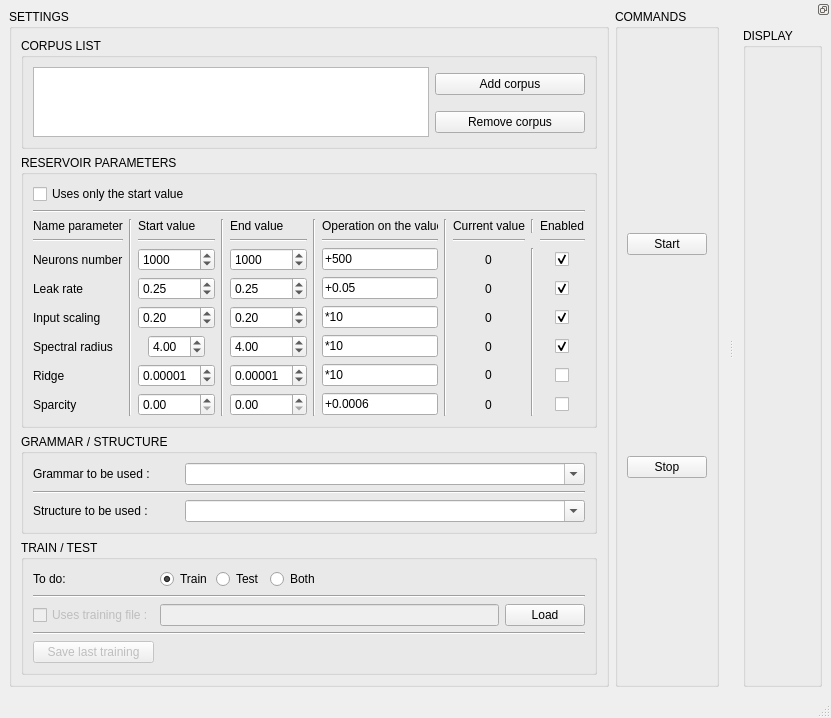
First picture: the form in reservoir/form/interfaceReservoir.ui, repository FlorianLance/neuron-computing-cuda, before the edit.
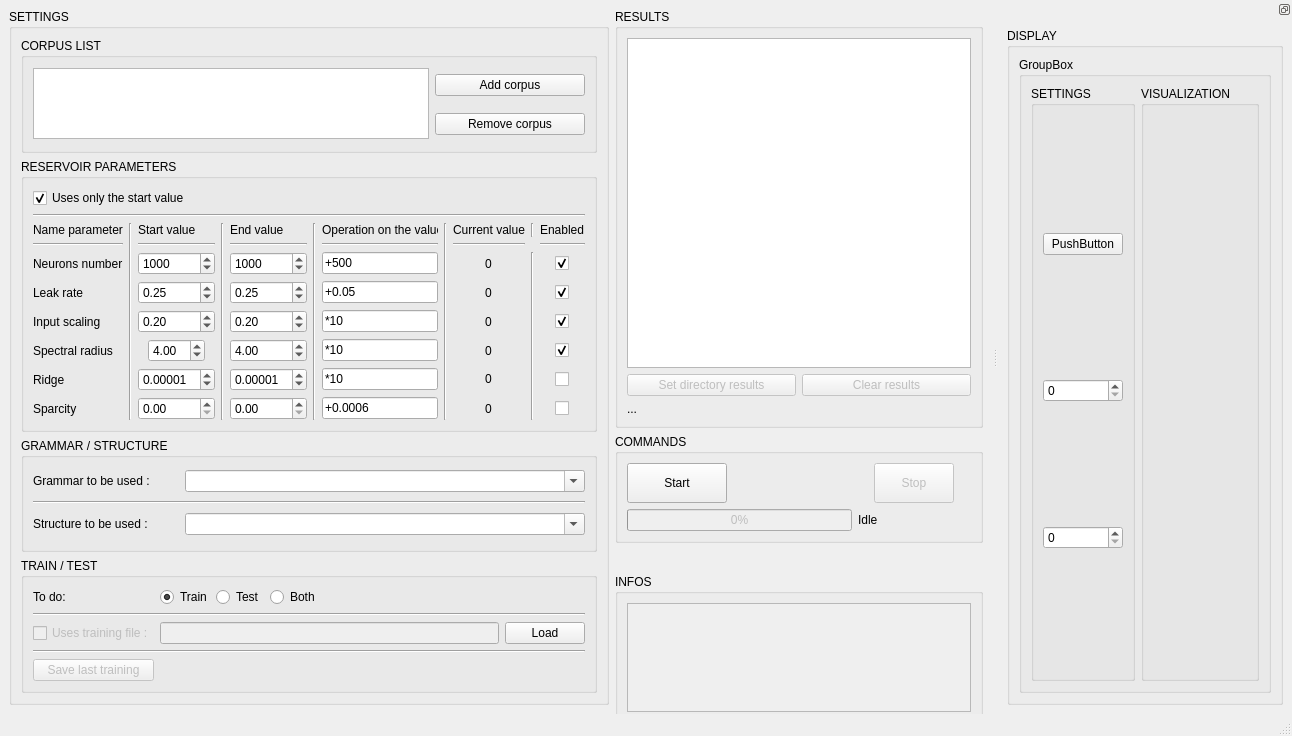
Second picture: the form after the edit.

Patch:
```diff
--- a/reservoir/form/interfaceReservoir.ui
+++ b/reservoir/form/interfaceReservoir.ui
@@ -6,42 +6,162 @@
    <rect>
     <x>0</x>
     <y>0</y>
-    <width>760</width>
-    <height>694</height>
+    <width>1292</width>
+    <height>736</height>
    </rect>
   </property>
   <property name="windowTitle">
    <string>Neurons-Reservoir-Computing-Interface</string>
   </property>
   <widget class="QWidget" name="centralwidget">
-   <layout class="QGridLayout" name="gridLayout_2">
-    <item row="0" column="2">
+   <layout class="QGridLayout" name="gridLayout_2" columnstretch="1,0,0,0">
+    <item row="1" column="2">
      <widget class="QGroupBox" name="groupBox_4">
       <property name="title">
        <string>COMMANDS</string>
       </property>
       <layout class="QGridLayout" name="gridLayout_9">
-       <item row="0" column="1">
+       <item row="0" column="0" colspan="2">
         <widget class="QPushButton" name="pbStart">
+         <property name="minimumSize">
+          <size>
+           <width>0</width>
+           <height>40</height>
+          </size>
+         </property>
+         <property name="maximumSize">
+          <size>
+           <width>100</width>
+           <height>16777215</height>
+          </size>
+         </property>
          <property name="text">
           <string>Start</string>
          </property>
         </widget>
        </item>
-       <item row="1" column="1">
+       <item row="0" column="2" alignment="Qt::AlignHCenter|Qt::AlignVCenter">
         <widget class="QPushButton" name="pbStop">
          <property name="enabled">
-          <bool>true</bool>
+          <bool>false</bool>
+         </property>
+         <property name="minimumSize">
+          <size>
+           <width>0</width>
+           <height>40</height>
+          </size>
+         </property>
+         <property name="maximumSize">
+          <size>
+           <width>100</width>
+           <height>16777215</height>
+          </size>
          </property>
          <property name="text">
           <string>Stop</string>
          </property>
         </widget>
        </item>
+       <item row="1" column="0" colspan="2">
+        <widget class="QProgressBar" name="pbComputing">
+         <property name="enabled">
+          <bool>false</bool>
+         </property>
+         <property name="value">
+          <number>0</number>
+         </property>
+        </widget>
+       </item>
+       <item row="1" column="2">
+        <widget class="QLabel" name="laStateComputing">
+         <property name="text">
+          <string>Idle</string>
+         </property>
+        </widget>
+       </item>
       </layout>
      </widget>
     </item>
-    <item row="0" column="0">
+    <item row="2" column="2">
+     <widget class="QGroupBox" name="groupBox_9">
+      <property name="minimumSize">
+       <size>
+        <width>0</width>
+        <height>150</height>
+       </size>
+      </property>
+      <property name="maximumSize">
+       <size>
+        <width>16777215</width>
+        <height>100</height>
+       </size>
+      </property>
+      <property name="title">
+       <string>INFOS</string>
+      </property>
+      <layout class="QGridLayout" name="gridLayout_14">
+       <item row="0" column="0">
+        <widget class="QTextBrowser" name="tbInfos">
+         <property name="enabled">
+          <bool>false</bool>
+         </property>
+        </widget>
+       </item>
+      </layout>
+     </widget>
+    </item>
+    <item row="0" column="2">
+     <widget class="QGroupBox" name="groupBox_8">
+      <property name="minimumSize">
+       <size>
+        <width>0</width>
+        <height>0</height>
+       </size>
+      </property>
+      <property name="title">
+       <string>RESULTS</string>
+      </property>
+      <layout class="QGridLayout" name="gridLayout_11">
+       <item row="1" column="0">
+        <widget class="QPushButton" name="pbDirectoResults">
+         <property name="enabled">
+          <bool>false</bool>
+         </property>
+         <property name="maximumSize">
+          <size>
+           <width>1666666</width>
+           <height>16777215</height>
+          </size>
+         </property>
+         <property name="text">
+          <string>Set directory results</string>
+         </property>
+        </widget>
+       </item>
+       <item row="0" column="0" colspan="2">
+        <widget class="QTextBrowser" name="tbResults"/>
+       </item>
+       <item row="1" column="1">
+        <widget class="QPushButton" name="pbClearResults">
+         <property name="enabled">
+          <bool>false</bool>
+         </property>
+         <property name="text">
+          <string>Clear results</string>
+         </property>
+        </widget>
+       </item>
+       <item row="2" column="0" colspan="2">
+        <widget class="QLabel" name="laDirectoryResult">
+         <property name="text">
+          <string>...</string>
+         </property>
+        </widget>
+       </item>
+      </layout>
+     </widget>
+    </item>
+    <item row="0" column="0" rowspan="4">
      <layout class="QGridLayout" name="gridLayout">
       <item row="0" column="0">
        <widget class="QGroupBox" name="groupBox">
@@ -712,6 +832,9 @@
               <property name="text">
                <string>Uses only the start value</string>
               </property>
+              <property name="checked">
+               <bool>true</bool>
+              </property>
              </widget>
             </item>
             <item row="1" column="0" colspan="11">
@@ -806,6 +929,51 @@
        <property name="title">
         <string>DISPLAY</string>
        </property>
+       <layout class="QGridLayout" name="gridLayout_12">
+        <item row="0" column="0">
+         <widget class="QGroupBox" name="groupBox_10">
+          <property name="title">
+           <string>GroupBox</string>
+          </property>
+          <layout class="QGridLayout" name="gridLayout_13">
+           <item row="0" column="0">
+            <widget class="QGroupBox" name="groupBox_11">
+             <property name="title">
+              <string>SETTINGS</string>
+             </property>
+             <layout class="QGridLayout" name="gridLayout_15">
+              <item row="0" column="0">
+               <widget class="QPushButton" name="pushButton">
+                <property name="text">
+                 <string>PushButton</string>
+                </property>
+               </widget>
+              </item>
+              <item row="1" column="0">
+               <widget class="QSpinBox" name="spinBox_2"/>
+              </item>
+              <item row="2" column="0">
+               <widget class="QSpinBox" name="spinBox"/>
+              </item>
+             </layout>
+            </widget>
+           </item>
+           <item row="0" column="1">
+            <widget class="QGroupBox" name="groupBox_12">
+             <property name="title">
+              <string>VISUALIZATION</string>
+             </property>
+             <layout class="QGridLayout" name="gridLayout_16">
+              <item row="0" column="0">
+               <widget class="QWidget" name="wVisualization" native="true"/>
+              </item>
+             </layout>
+            </widget>
+           </item>
+          </layout>
+         </widget>
+        </item>
+       </layout>
       </widget>
      </item>
     </layout>
```
Left out of the diff: 4 changed lines with no effect on the pictures.
